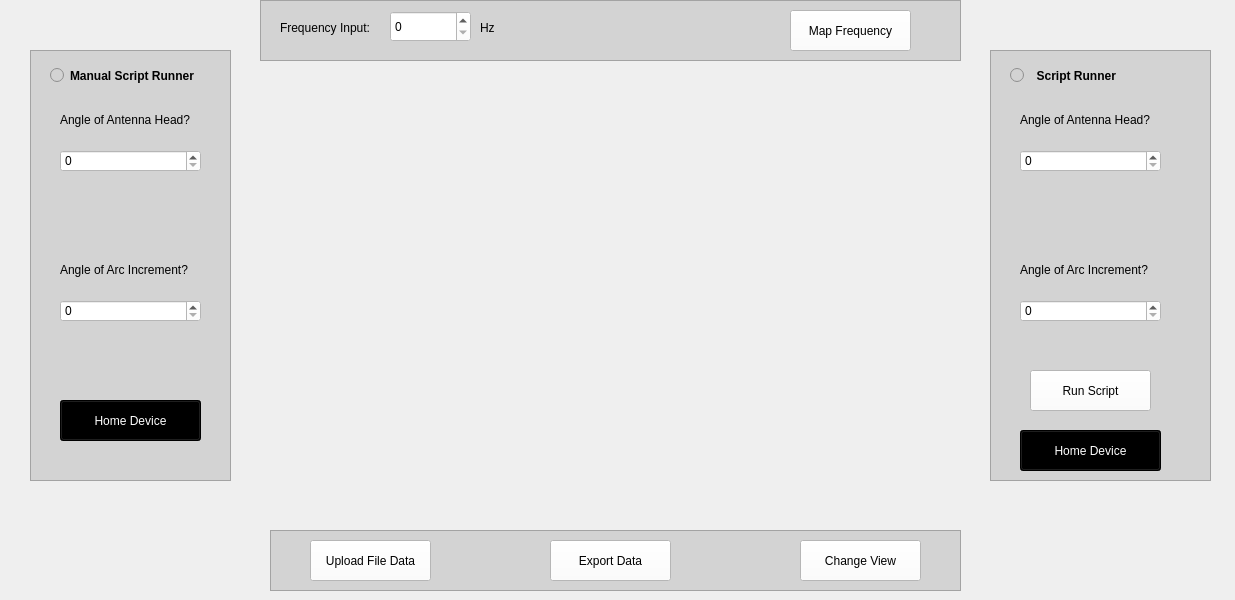
This is softwareDesktopGUI/AntennaAnalyzer/AntennaAnalyze.ui in hamzashahid711/AntennaRadiationPatterns as Qt 5 draws it before an edit. The edited form follows.
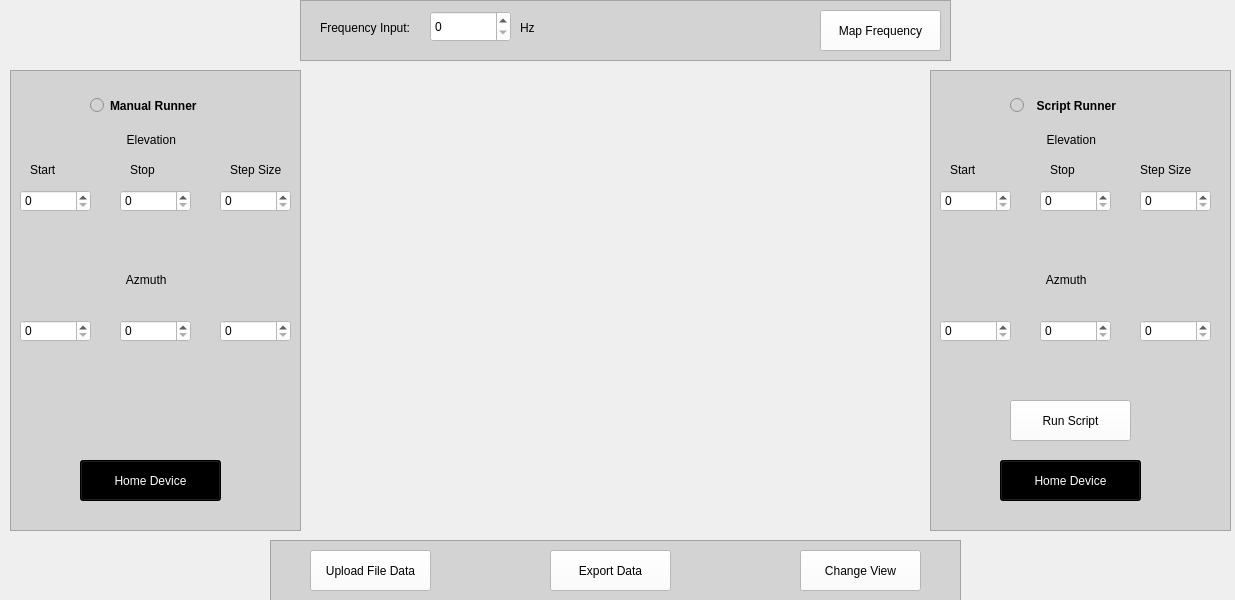
This is the edited form.

Commit message: script, manual runner

```diff
--- a/softwareDesktopGUI/AntennaAnalyzer/AntennaAnalyze.ui
+++ b/softwareDesktopGUI/AntennaAnalyzer/AntennaAnalyze.ui
@@ -16,128 +16,13 @@
   <property name="styleSheet">
    <string notr="true"/>
   </property>
-  <widget class="QFrame" name="manualRunnerContainer">
-   <property name="geometry">
-    <rect>
-     <x>30</x>
-     <y>50</y>
-     <width>201</width>
-     <height>431</height>
-    </rect>
-   </property>
-   <property name="styleSheet">
-    <string notr="true">background-color:rgb(211,211,211)</string>
-   </property>
-   <property name="frameShape">
-    <enum>QFrame::StyledPanel</enum>
-   </property>
-   <property name="frameShadow">
-    <enum>QFrame::Raised</enum>
-   </property>
-   <widget class="QLabel" name="headAngleMan">
-    <property name="geometry">
-     <rect>
-      <x>30</x>
-      <y>60</y>
-      <width>151</width>
-      <height>20</height>
-     </rect>
-    </property>
-    <property name="text">
-     <string>Angle of Antenna Head?</string>
-    </property>
-   </widget>
-   <widget class="QRadioButton" name="manualRunner">
-    <property name="enabled">
-     <bool>true</bool>
-    </property>
-    <property name="geometry">
-     <rect>
-      <x>20</x>
-      <y>10</y>
-      <width>161</width>
-      <height>31</height>
-     </rect>
-    </property>
-    <property name="font">
-     <font>
-      <italic>false</italic>
-      <bold>true</bold>
-     </font>
-    </property>
-    <property name="text">
-     <string>Manual Script Runner</string>
-    </property>
-    <property name="checked">
-     <bool>false</bool>
-    </property>
-    <property name="autoExclusive">
-     <bool>true</bool>
-    </property>
-   </widget>
-   <widget class="QLabel" name="headAngleMan_2">
-    <property name="geometry">
-     <rect>
-      <x>30</x>
-      <y>210</y>
-      <width>151</width>
-      <height>20</height>
-     </rect>
-    </property>
-    <property name="text">
-     <string>Angle of Arc Increment?</string>
-    </property>
-   </widget>
-   <widget class="QSpinBox" name="spinBox">
-    <property name="geometry">
-     <rect>
-      <x>30</x>
-      <y>250</y>
-      <width>141</width>
-      <height>22</height>
-     </rect>
-    </property>
-    <property name="styleSheet">
-     <string notr="true">background-color:rgb(255,255,255)</string>
-    </property>
-   </widget>
-   <widget class="QSpinBox" name="spinBox_2">
-    <property name="geometry">
-     <rect>
-      <x>30</x>
-      <y>100</y>
-      <width>141</width>
-      <height>22</height>
-     </rect>
-    </property>
-    <property name="styleSheet">
-     <string notr="true">background-color:rgb(255,255,255)</string>
-    </property>
-   </widget>
-   <widget class="QPushButton" name="homeDevice">
-    <property name="geometry">
-     <rect>
-      <x>30</x>
-      <y>350</y>
-      <width>141</width>
-      <height>41</height>
-     </rect>
-    </property>
-    <property name="styleSheet">
-     <string notr="true">QPushButton {background-color: black; color: white;}</string>
-    </property>
-    <property name="text">
-     <string>Home Device</string>
-    </property>
-   </widget>
-  </widget>
   <widget class="QFrame" name="manualRunnerContainer_2">
    <property name="geometry">
     <rect>
-     <x>990</x>
-     <y>50</y>
-     <width>221</width>
-     <height>431</height>
+     <x>930</x>
+     <y>70</y>
+     <width>301</width>
+     <height>461</height>
     </rect>
    </property>
    <property name="styleSheet">
@@ -152,14 +37,14 @@
    <widget class="QLabel" name="headAngleMan_3">
     <property name="geometry">
      <rect>
-      <x>30</x>
+      <x>70</x>
       <y>60</y>
       <width>151</width>
       <height>20</height>
      </rect>
     </property>
     <property name="text">
-     <string>Angle of Antenna Head?</string>
+     <string>              Elevation</string>
     </property>
    </widget>
    <widget class="QRadioButton" name="script_Runner">
@@ -168,8 +53,8 @@
     </property>
     <property name="geometry">
      <rect>
-      <x>20</x>
-      <y>10</y>
+      <x>80</x>
+      <y>20</y>
       <width>161</width>
       <height>31</height>
      </rect>
@@ -193,22 +78,22 @@
    <widget class="QLabel" name="angleofarc_4">
     <property name="geometry">
      <rect>
-      <x>30</x>
-      <y>210</y>
+      <x>70</x>
+      <y>200</y>
       <width>151</width>
       <height>20</height>
      </rect>
     </property>
     <property name="text">
-     <string>Angle of Arc Increment?</string>
+     <string>              Azmuth</string>
     </property>
    </widget>
    <widget class="QSpinBox" name="spinBox_3">
     <property name="geometry">
      <rect>
-      <x>30</x>
-      <y>250</y>
-      <width>141</width>
+      <x>10</x>
+      <y>120</y>
+      <width>71</width>
       <height>22</height>
      </rect>
     </property>
@@ -216,24 +101,11 @@
      <string notr="true">background-color:rgb(255,255,255)</string>
     </property>
    </widget>
-   <widget class="QSpinBox" name="spinBox_4">
+   <widget class="QPushButton" name="homeDevice2">
     <property name="geometry">
      <rect>
-      <x>30</x>
-      <y>100</y>
-      <width>141</width>
-      <height>22</height>
-     </rect>
-    </property>
-    <property name="styleSheet">
-     <string notr="true">background-color:rgb(255,255,255)</string>
-    </property>
-   </widget>
-   <widget class="QPushButton" name="homeDevice_2">
-    <property name="geometry">
-     <rect>
-      <x>30</x>
-      <y>380</y>
+      <x>70</x>
+      <y>390</y>
       <width>141</width>
       <height>41</height>
      </rect>
@@ -248,8 +120,8 @@
    <widget class="QPushButton" name="run_script">
     <property name="geometry">
      <rect>
-      <x>40</x>
-      <y>320</y>
+      <x>80</x>
+      <y>330</y>
       <width>121</width>
       <height>41</height>
      </rect>
@@ -261,12 +133,116 @@
      <string>Run Script</string>
     </property>
    </widget>
+   <widget class="QSpinBox" name="scriptStopSpinBox1">
+    <property name="geometry">
+     <rect>
+      <x>110</x>
+      <y>120</y>
+      <width>71</width>
+      <height>22</height>
+     </rect>
+    </property>
+    <property name="styleSheet">
+     <string notr="true">background-color:rgb(255,255,255)</string>
+    </property>
+   </widget>
+   <widget class="QSpinBox" name="scriptStartSpinBox2">
+    <property name="geometry">
+     <rect>
+      <x>10</x>
+      <y>250</y>
+      <width>71</width>
+      <height>22</height>
+     </rect>
+    </property>
+    <property name="styleSheet">
+     <string notr="true">background-color:rgb(255,255,255)</string>
+    </property>
+   </widget>
+   <widget class="QSpinBox" name="scriptStopSpinBox2">
+    <property name="geometry">
+     <rect>
+      <x>110</x>
+      <y>250</y>
+      <width>71</width>
+      <height>22</height>
+     </rect>
+    </property>
+    <property name="styleSheet">
+     <string notr="true">background-color:rgb(255,255,255)</string>
+    </property>
+   </widget>
+   <widget class="QSpinBox" name="scriptStepSize1">
+    <property name="geometry">
+     <rect>
+      <x>210</x>
+      <y>120</y>
+      <width>71</width>
+      <height>22</height>
+     </rect>
+    </property>
+    <property name="styleSheet">
+     <string notr="true">background-color:rgb(255,255,255)</string>
+    </property>
+   </widget>
+   <widget class="QSpinBox" name="scriptStepSize2">
+    <property name="geometry">
+     <rect>
+      <x>210</x>
+      <y>250</y>
+      <width>71</width>
+      <height>22</height>
+     </rect>
+    </property>
+    <property name="styleSheet">
+     <string notr="true">background-color:rgb(255,255,255)</string>
+    </property>
+   </widget>
+   <widget class="QLabel" name="scriptStart">
+    <property name="geometry">
+     <rect>
+      <x>20</x>
+      <y>90</y>
+      <width>31</width>
+      <height>20</height>
+     </rect>
+    </property>
+    <property name="text">
+     <string>Start</string>
+    </property>
+   </widget>
+   <widget class="QLabel" name="scriptStop">
+    <property name="geometry">
+     <rect>
+      <x>120</x>
+      <y>90</y>
+      <width>31</width>
+      <height>20</height>
+     </rect>
+    </property>
+    <property name="text">
+     <string>Stop</string>
+    </property>
+   </widget>
+   <widget class="QLabel" name="scriptStepSize">
+    <property name="geometry">
+     <rect>
+      <x>210</x>
+      <y>90</y>
+      <width>61</width>
+      <height>20</height>
+     </rect>
+    </property>
+    <property name="text">
+     <string>Step Size</string>
+    </property>
+   </widget>
   </widget>
   <widget class="QFrame" name="buttonContainer">
    <property name="geometry">
     <rect>
      <x>270</x>
-     <y>530</y>
+     <y>540</y>
      <width>691</width>
      <height>61</height>
     </rect>
@@ -334,9 +310,9 @@
   <widget class="QFrame" name="fruqencyMapContainer">
    <property name="geometry">
     <rect>
-     <x>260</x>
+     <x>300</x>
      <y>0</y>
-     <width>701</width>
+     <width>651</width>
      <height>61</height>
     </rect>
    </property>
@@ -352,7 +328,7 @@
    <widget class="QPushButton" name="mapFrequency">
     <property name="geometry">
      <rect>
-      <x>530</x>
+      <x>520</x>
       <y>10</y>
       <width>121</width>
       <height>41</height>
@@ -408,16 +384,222 @@
   <widget class="QLabel" name="imagePlot">
    <property name="geometry">
     <rect>
-     <x>300</x>
-     <y>70</y>
-     <width>681</width>
-     <height>441</height>
+     <x>330</x>
+     <y>80</y>
+     <width>571</width>
+     <height>451</height>
     </rect>
    </property>
    <property name="text">
     <string/>
    </property>
   </widget>
+  <widget class="QFrame" name="manualRunnerContainer_3">
+   <property name="geometry">
+    <rect>
+     <x>10</x>
+     <y>70</y>
+     <width>291</width>
+     <height>461</height>
+    </rect>
+   </property>
+   <property name="styleSheet">
+    <string notr="true">background-color:rgb(211,211,211)</string>
+   </property>
+   <property name="frameShape">
+    <enum>QFrame::StyledPanel</enum>
+   </property>
+   <property name="frameShadow">
+    <enum>QFrame::Raised</enum>
+   </property>
+   <widget class="QLabel" name="manualElevation">
+    <property name="geometry">
+     <rect>
+      <x>70</x>
+      <y>60</y>
+      <width>151</width>
+      <height>20</height>
+     </rect>
+    </property>
+    <property name="text">
+     <string>              Elevation</string>
+    </property>
+   </widget>
+   <widget class="QRadioButton" name="ManualRunner">
+    <property name="enabled">
+     <bool>true</bool>
+    </property>
+    <property name="geometry">
+     <rect>
+      <x>80</x>
+      <y>20</y>
+      <width>161</width>
+      <height>31</height>
+     </rect>
+    </property>
+    <property name="font">
+     <font>
+      <italic>false</italic>
+      <bold>true</bold>
+     </font>
+    </property>
+    <property name="text">
+     <string>Manual Runner</string>
+    </property>
+    <property name="checked">
+     <bool>false</bool>
+    </property>
+    <property name="autoExclusive">
+     <bool>true</bool>
+    </property>
+   </widget>
+   <widget class="QLabel" name="manualAzmuth">
+    <property name="geometry">
+     <rect>
+      <x>70</x>
+      <y>200</y>
+      <width>151</width>
+      <height>20</height>
+     </rect>
+    </property>
+    <property name="text">
+     <string>              Azmuth</string>
+    </property>
+   </widget>
+   <widget class="QSpinBox" name="ManualStartSpinBox1">
+    <property name="geometry">
+     <rect>
+      <x>10</x>
+      <y>120</y>
+      <width>71</width>
+      <height>22</height>
+     </rect>
+    </property>
+    <property name="styleSheet">
+     <string notr="true">background-color:rgb(255,255,255)</string>
+    </property>
+   </widget>
+   <widget class="QPushButton" name="homeDevice1">
+    <property name="geometry">
+     <rect>
+      <x>70</x>
+      <y>390</y>
+      <width>141</width>
+      <height>41</height>
+     </rect>
+    </property>
+    <property name="styleSheet">
+     <string notr="true">QPushButton {background-color: black; color: white;}</string>
+    </property>
+    <property name="text">
+     <string>Home Device</string>
+    </property>
+   </widget>
+   <widget class="QSpinBox" name="manualStopSpinBox1">
+    <property name="geometry">
+     <rect>
+      <x>110</x>
+      <y>120</y>
+      <width>71</width>
+      <height>22</height>
+     </rect>
+    </property>
+    <property name="styleSheet">
+     <string notr="true">background-color:rgb(255,255,255)</string>
+    </property>
+   </widget>
+   <widget class="QSpinBox" name="manualStartSpinBox2">
+    <property name="geometry">
+     <rect>
+      <x>10</x>
+      <y>250</y>
+      <width>71</width>
+      <height>22</height>
+     </rect>
+    </property>
+    <property name="styleSheet">
+     <string notr="true">background-color:rgb(255,255,255)</string>
+    </property>
+   </widget>
+   <widget class="QSpinBox" name="manualStopSpinBox2">
+    <property name="geometry">
+     <rect>
+      <x>110</x>
+      <y>250</y>
+      <width>71</width>
+      <height>22</height>
+     </rect>
+    </property>
+    <property name="styleSheet">
+     <string notr="true">background-color:rgb(255,255,255)</string>
+    </property>
+   </widget>
+   <widget class="QSpinBox" name="manualStepSize1">
+    <property name="geometry">
+     <rect>
+      <x>210</x>
+      <y>120</y>
+      <width>71</width>
+      <height>22</height>
+     </rect>
+    </property>
+    <property name="styleSheet">
+     <string notr="true">background-color:rgb(255,255,255)</string>
+    </property>
+   </widget>
+   <widget class="QSpinBox" name="manualStepSize2">
+    <property name="geometry">
+     <rect>
+      <x>210</x>
+      <y>250</y>
+      <width>71</width>
+      <height>22</height>
+     </rect>
+    </property>
+    <property name="styleSheet">
+     <string notr="true">background-color:rgb(255,255,255)</string>
+    </property>
+   </widget>
+   <widget class="QLabel" name="manualStart">
+    <property name="geometry">
+     <rect>
+      <x>20</x>
+      <y>90</y>
+      <width>41</width>
+      <height>20</height>
+     </rect>
+    </property>
+    <property name="text">
+     <string>Start</string>
+    </property>
+   </widget>
+   <widget class="QLabel" name="manualStop">
+    <property name="geometry">
+     <rect>
+      <x>120</x>
+      <y>90</y>
+      <width>51</width>
+      <height>20</height>
+     </rect>
+    </property>
+    <property name="text">
+     <string>Stop</string>
+    </property>
+   </widget>
+   <widget class="QLabel" name="manualStepSize">
+    <property name="geometry">
+     <rect>
+      <x>220</x>
+      <y>90</y>
+      <width>61</width>
+      <height>20</height>
+     </rect>
+    </property>
+    <property name="text">
+     <string>Step Size</string>
+    </property>
+   </widget>
+  </widget>
  </widget>
  <resources/>
  <connections/>
```
Left out of the diff: 6 changed lines with no effect on the pictures. The commit also changes 2 other files.
